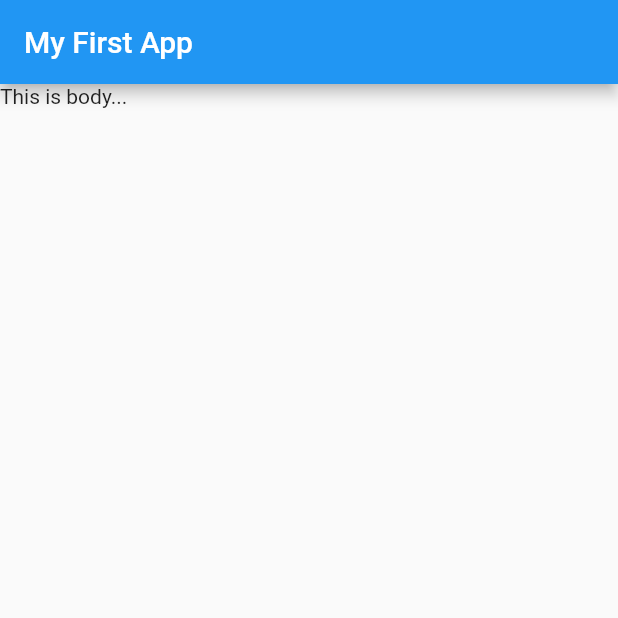
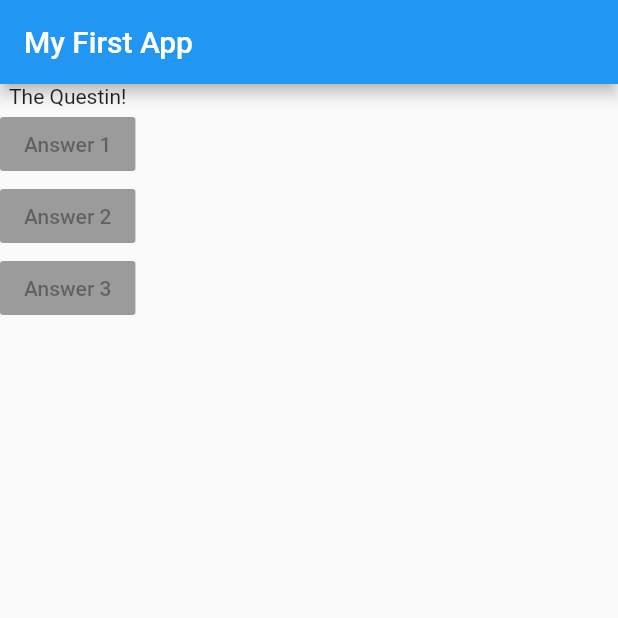
Before and after one commit to inhobaek-wj/flutter_quiz_app, a Flutter app: the screen it shows after launch, on a phone screen of 412 x 824 dp, the top half of it. Run offline on Flutter 3.47's test engine with Material 2 defaults, Android fonts, the phone set to English and light mode, and no system bars.

Commit message:
add Column to body of Scaffold

```diff
--- a/lib/main.dart
+++ b/lib/main.dart
@@ -16,7 +16,12 @@ class MyApp extends StatelessWidget {
     // home is core widget which flutter brings out of the screen, and it's named arg.
     return MaterialApp(home: Scaffold(
         appBar: AppBar(title: Text('My First App'),),
-        body: Text('This is body...'),
+        body: Column(children: <Widget>[
+            Text('The Questin!'),
+            RaisedButton(child: Text('Answer 1'), onPressed: null),
+            RaisedButton(child: Text('Answer 2'), onPressed: null),
+            RaisedButton(child: Text('Answer 3'), onPressed: null),
+        ],),
     ),);
   }
 
```
